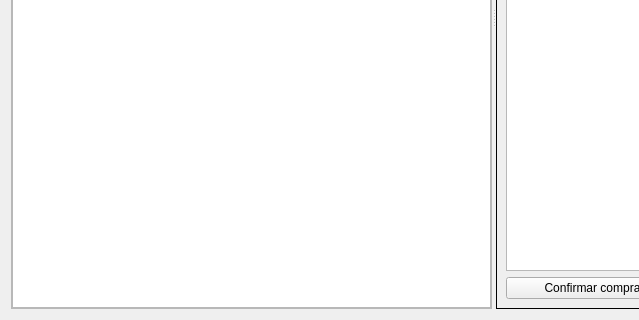
First picture: the form in ui/widgetcompraconfirmar.ui, repository darktorres/ERP-STACCATO, before the edit; both pictures show x 0 to 639 and y 286 to 606 of the 1058 by 606 pixel window.
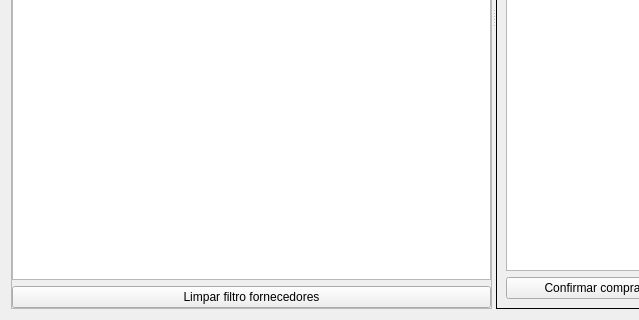
Second picture: the form after the edit. Custom widgets are drawn as their Qt base class.

Commit message: Botão para limpar filtro fornecedor

The edit to the form file:
```diff
--- a/ui/widgetcompraconfirmar.ui
+++ b/ui/widgetcompraconfirmar.ui
@@ -78,6 +78,13 @@
          </property>
         </widget>
        </item>
+       <item>
+        <widget class="QPushButton" name="pushButtonLimparFiltro">
+         <property name="text">
+          <string>Limpar filtro fornecedores</string>
+         </property>
+        </widget>
+       </item>
       </layout>
      </widget>
      <widget class="QFrame" name="frame_2">
```
The commit also changes 9 other files.
